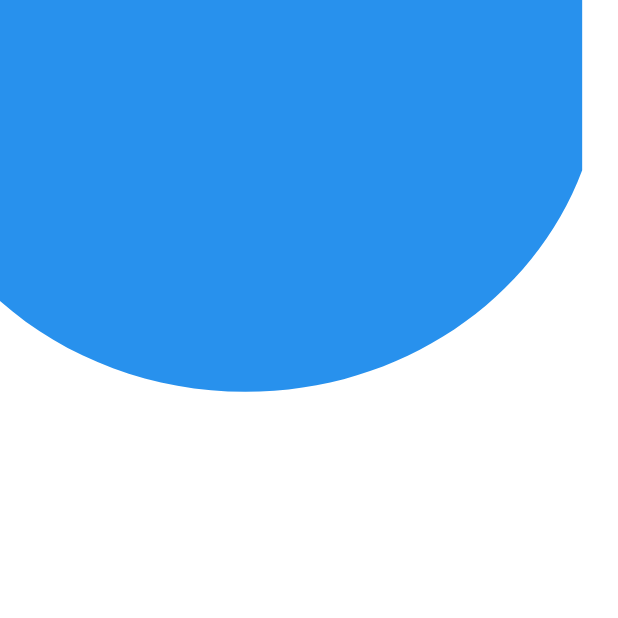
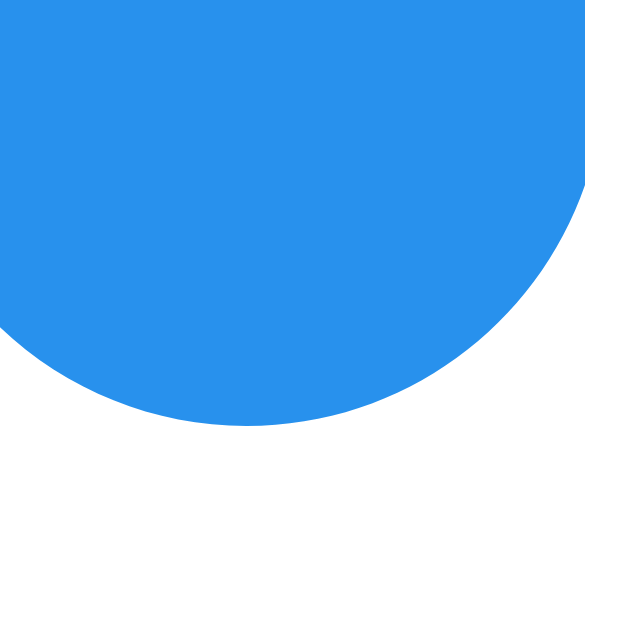
Before and after one commit to suhani221/Pawsitive-Flutter-App, a Flutter app: the screen it shows after launch, on a phone screen of 412 x 824 dp, the top half of it. Run offline on Flutter 3.47's test engine with Material 2 defaults, Android fonts, the phone set to English and light mode, and no system bars; our stand-ins replace carousel_slider, convex_bottom_bar, flutter_svg.

Commit message:
Update ShapeTopCircleProvider.dart

```diff
--- a/lib/CustomShapes/ShapeTopCircleProvider.dart
+++ b/lib/CustomShapes/ShapeTopCircleProvider.dart
@@ -1,12 +1,16 @@
 import 'package:flutter/material.dart';
 
 class ShapeTopCircleProvider extends StatelessWidget {
-  const ShapeTopCircleProvider({super.key});
+  var size, height, width;
+  ShapeTopCircleProvider({super.key});
 
   @override
   Widget build(BuildContext context) {
+    size = MediaQuery.of(context).size;
+    height = size.height;
+    width = size.width;
     return CustomPaint(
-        painter: MyPainter(),
+        painter: MyPainter(width, height),
         child: SizedBox(
             width: MediaQuery.of(context).size.width,
             height: 200
@@ -16,6 +20,9 @@ class ShapeTopCircleProvider extends StatelessWidget {
 }
 
 class MyPainter extends CustomPainter {
+  final double screenWidth;
+  final double screenHeight;
+  MyPainter(this.screenWidth, this.screenHeight);
   @override
   void paint(Canvas canvas, Size size) {
     Paint paint = Paint();
@@ -26,8 +33,8 @@ class MyPainter extends CustomPainter {
 
 
     paint.color = Color(0xff2891ED);
-    final double _xScaling = size.width / 414;
-    final double _yScaling = size.height / 896;
+    final double _xScaling = size.width / screenWidth;
+    final double _yScaling = size.height / screenHeight;
     path.lineTo(0 * _xScaling,218.191 * _yScaling);
     path.cubicTo(0 * _xScaling,218.191 * _yScaling,0 * _xScaling,0 * _yScaling,0 * _xScaling,0 * _yScaling,);
     path.cubicTo(0 * _xScaling,0 * _yScaling,390 * _xScaling,0 * _yScaling,390 * _xScaling,0 * _yScaling,);
```
